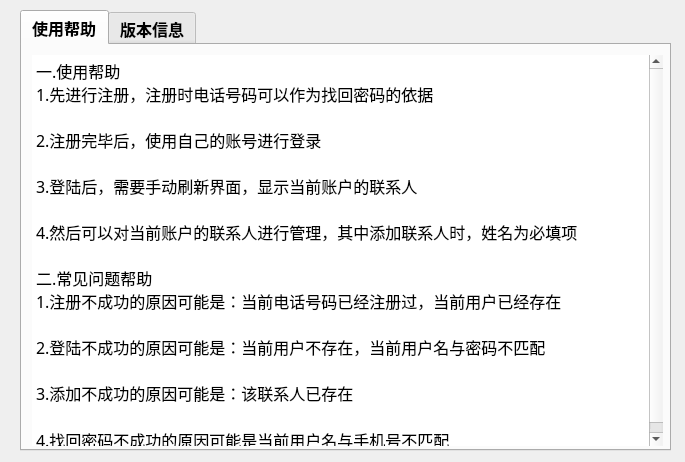
The window that ui/about_window.ui (mr0yun/BookManager) describes before a commit, drawn with Qt 5.
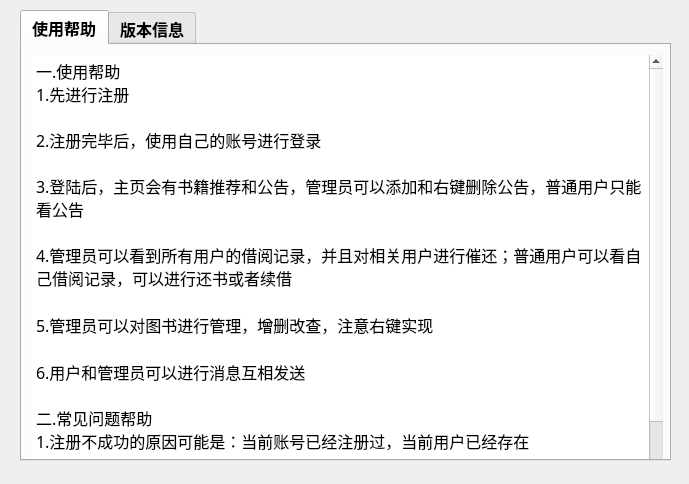
The same window after the commit. The open tabs and pages were chosen to show the change.

Commit message: 豆瓣图书随机选取，项目完成

Patch:
```diff
--- a/ui/about_window.ui
+++ b/ui/about_window.ui
@@ -6,8 +6,8 @@
    <rect>
     <x>0</x>
     <y>0</y>
-    <width>685</width>
-    <height>462</height>
+    <width>689</width>
+    <height>484</height>
    </rect>
   </property>
   <property name="windowTitle">
@@ -19,7 +19,7 @@
      <x>20</x>
      <y>10</y>
      <width>651</width>
-     <height>441</height>
+     <height>451</height>
     </rect>
    </property>
    <property name="sizePolicy">
@@ -49,7 +49,7 @@
        <x>10</x>
        <y>10</y>
        <width>631</width>
-       <height>391</height>
+       <height>441</height>
       </rect>
      </property>
      <property name="frameShape">
@@ -66,15 +66,18 @@
 &lt;html&gt;&lt;head&gt;&lt;meta name=&quot;qrichtext&quot; content=&quot;1&quot; /&gt;&lt;style type=&quot;text/css&quot;&gt;
 p, li { white-space: pre-wrap; }
 &lt;/style&gt;&lt;/head&gt;&lt;body style=&quot; font-family:'宋体'; font-size:12pt; font-weight:600; font-style:normal;&quot;&gt;
-&lt;p style=&quot; margin-top:0px; margin-bottom:0px; margin-left:0px; margin-right:0px; -qt-block-indent:0; text-indent:0px;&quot;&gt;&lt;span style=&quot; font-family:'SimSun'; font-weight:400;&quot;&gt;一.使用帮助&lt;br /&gt;1.先进行注册，注册时电话号码可以作为找回密码的依据&lt;/span&gt;&lt;/p&gt;
+&lt;p style=&quot; margin-top:0px; margin-bottom:0px; margin-left:0px; margin-right:0px; -qt-block-indent:0; text-indent:0px;&quot;&gt;&lt;span style=&quot; font-family:'SimSun'; font-weight:400;&quot;&gt;一.使用帮助&lt;br /&gt;1.先进行注册&lt;/span&gt;&lt;/p&gt;
 &lt;p style=&quot; margin-top:0px; margin-bottom:0px; margin-left:0px; margin-right:0px; -qt-block-indent:0; text-indent:0px;&quot;&gt;&lt;span style=&quot; font-family:'SimSun'; font-weight:400;&quot;&gt;&lt;br /&gt;2.注册完毕后，使用自己的账号进行登录&lt;/span&gt;&lt;/p&gt;
-&lt;p style=&quot; margin-top:0px; margin-bottom:0px; margin-left:0px; margin-right:0px; -qt-block-indent:0; text-indent:0px;&quot;&gt;&lt;span style=&quot; font-family:'SimSun'; font-weight:400;&quot;&gt;&lt;br /&gt;3.登陆后，需要手动刷新界面，显示当前账户的联系人&lt;/span&gt;&lt;/p&gt;
-&lt;p style=&quot; margin-top:0px; margin-bottom:0px; margin-left:0px; margin-right:0px; -qt-block-indent:0; text-indent:0px;&quot;&gt;&lt;span style=&quot; font-family:'SimSun'; font-weight:400;&quot;&gt;&lt;br /&gt;4.然后可以对当前账户的联系人进行管理，其中添加联系人时，姓名为必填项&lt;br /&gt;&lt;/span&gt;&lt;/p&gt;
-&lt;p align=&quot;justify&quot; style=&quot; margin-top:0px; margin-bottom:0px; margin-left:0px; margin-right:0px; -qt-block-indent:0; text-indent:0px;&quot;&gt;&lt;span style=&quot; font-family:'SimSun'; font-weight:400;&quot;&gt;二.常见问题帮助&lt;br /&gt;1.注册不成功的原因可能是：当前电话号码已经注册过，当前用户已经存在&lt;/span&gt;&lt;/p&gt;
+&lt;p style=&quot; margin-top:0px; margin-bottom:0px; margin-left:0px; margin-right:0px; -qt-block-indent:0; text-indent:0px;&quot;&gt;&lt;span style=&quot; font-family:'SimSun'; font-weight:400;&quot;&gt;&lt;br /&gt;3.登陆后，主页会有书籍推荐和公告，管理员可以添加和右键删除公告，普通用户只能看公告&lt;/span&gt;&lt;/p&gt;
+&lt;p style=&quot; margin-top:0px; margin-bottom:0px; margin-left:0px; margin-right:0px; -qt-block-indent:0; text-indent:0px;&quot;&gt;&lt;span style=&quot; font-family:'SimSun'; font-weight:400;&quot;&gt;&lt;br /&gt;4.管理员可以看到所有用户的借阅记录，并且对相关用户进行催还；普通用户可以看自己借阅记录，可以进行还书或者续借&lt;/span&gt;&lt;/p&gt;
+&lt;p style=&quot;-qt-paragraph-type:empty; margin-top:0px; margin-bottom:0px; margin-left:0px; margin-right:0px; -qt-block-indent:0; text-indent:0px; font-family:'SimSun'; font-weight:400;&quot;&gt;&lt;br /&gt;&lt;/p&gt;
+&lt;p style=&quot; margin-top:0px; margin-bottom:0px; margin-left:0px; margin-right:0px; -qt-block-indent:0; text-indent:0px;&quot;&gt;&lt;span style=&quot; font-family:'SimSun'; font-weight:400;&quot;&gt;5.管理员可以对图书进行管理，增删改查，注意右键实现&lt;/span&gt;&lt;/p&gt;
+&lt;p style=&quot;-qt-paragraph-type:empty; margin-top:0px; margin-bottom:0px; margin-left:0px; margin-right:0px; -qt-block-indent:0; text-indent:0px; font-family:'SimSun'; font-weight:400;&quot;&gt;&lt;br /&gt;&lt;/p&gt;
+&lt;p style=&quot; margin-top:0px; margin-bottom:0px; margin-left:0px; margin-right:0px; -qt-block-indent:0; text-indent:0px;&quot;&gt;&lt;span style=&quot; font-family:'SimSun'; font-weight:400;&quot;&gt;6.用户和管理员可以进行消息互相发送&lt;br /&gt;&lt;/span&gt;&lt;/p&gt;
+&lt;p align=&quot;justify&quot; style=&quot; margin-top:0px; margin-bottom:0px; margin-left:0px; margin-right:0px; -qt-block-indent:0; text-indent:0px;&quot;&gt;&lt;span style=&quot; font-family:'SimSun'; font-weight:400;&quot;&gt;二.常见问题帮助&lt;br /&gt;1.注册不成功的原因可能是：当前账号已经注册过，当前用户已经存在&lt;/span&gt;&lt;/p&gt;
 &lt;p align=&quot;justify&quot; style=&quot; margin-top:0px; margin-bottom:0px; margin-left:0px; margin-right:0px; -qt-block-indent:0; text-indent:0px;&quot;&gt;&lt;span style=&quot; font-family:'SimSun'; font-weight:400;&quot;&gt;&lt;br /&gt;2.登陆不成功的原因可能是：当前用户不存在，当前用户名与密码不匹配&lt;/span&gt;&lt;/p&gt;
-&lt;p align=&quot;justify&quot; style=&quot; margin-top:0px; margin-bottom:0px; margin-left:0px; margin-right:0px; -qt-block-indent:0; text-indent:0px;&quot;&gt;&lt;span style=&quot; font-family:'SimSun'; font-weight:400;&quot;&gt;&lt;br /&gt;3.添加不成功的原因可能是：该联系人已存在&lt;/span&gt;&lt;/p&gt;
-&lt;p align=&quot;justify&quot; style=&quot;-qt-paragraph-type:empty; margin-top:0px; margin-bottom:0px; margin-left:0px; margin-right:0px; -qt-block-indent:0; text-indent:0px; font-family:'SimSun'; font-weight:400;&quot;&gt;&lt;br /&gt;&lt;/p&gt;
-&lt;p align=&quot;justify&quot; style=&quot; margin-top:0px; margin-bottom:0px; margin-left:0px; margin-right:0px; -qt-block-indent:0; text-indent:0px;&quot;&gt;&lt;span style=&quot; font-family:'SimSun'; font-weight:400;&quot;&gt;4.找回密码不成功的原因可能是当前用户名与手机号不匹配&lt;/span&gt;&lt;/p&gt;&lt;/body&gt;&lt;/html&gt;</string>
+&lt;p align=&quot;justify&quot; style=&quot; margin-top:0px; margin-bottom:0px; margin-left:0px; margin-right:0px; -qt-block-indent:0; text-indent:0px;&quot;&gt;&lt;span style=&quot; font-family:'SimSun'; font-weight:400;&quot;&gt;&lt;br /&gt;3.添加不成功的原因可能是：该图书已存在&lt;/span&gt;&lt;/p&gt;
+&lt;p align=&quot;justify&quot; style=&quot;-qt-paragraph-type:empty; margin-top:0px; margin-bottom:0px; margin-left:0px; margin-right:0px; -qt-block-indent:0; text-indent:0px; font-family:'SimSun'; font-weight:400;&quot;&gt;&lt;br /&gt;&lt;/p&gt;&lt;/body&gt;&lt;/html&gt;</string>
      </property>
     </widget>
    </widget>
```
Left out of the diff: 2 changed lines with no effect on the pictures. The commit also changes 18 other files.
